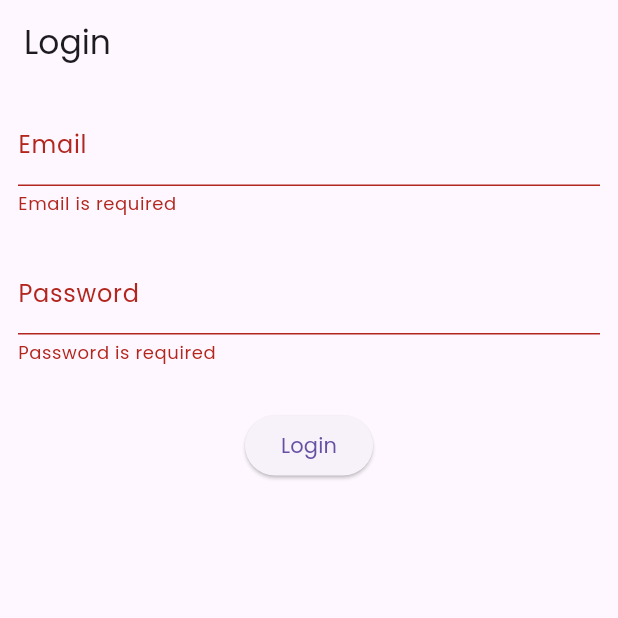
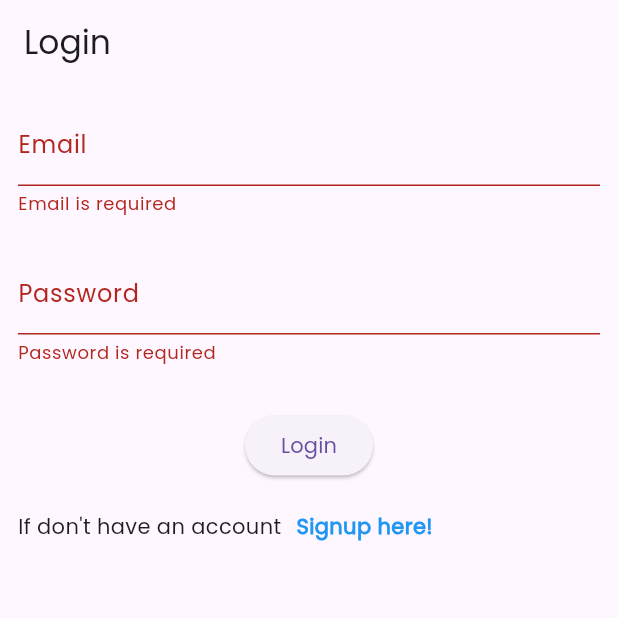
Before and after one commit to Yasitha-Bhanuka/GlobalChat-Flutter-App, a Flutter app: the screen it shows after launch, after a tap on "Login", on a phone screen of 412 x 824 dp, the top half of it. Run offline on Flutter 3.47's test engine with Material 3 defaults, Android fonts, the phone set to English and light mode, and no system bars; our stand-ins replace firebase_auth, firebase_core; accounts and stored records are empty.

Commit message:
Add the navigation in to signup page in the login page

```diff
--- a/lib/screens/login_screen.dart
+++ b/lib/screens/login_screen.dart
@@ -1,6 +1,7 @@
 import 'package:flutter/material.dart';
 import 'package:globalchat/controllers/login_controller.dart';
 import 'package:globalchat/controllers/signup_controller.dart';
+import 'package:globalchat/screens/signup_screen.dart';
 
 class LoginScreen extends StatefulWidget {
   const LoginScreen({super.key});
@@ -70,7 +71,23 @@ class _LoginScreenState extends State<LoginScreen> {
                           passwordController: passwordController.text);
                     }
                   },
-                  child: Text("Login"))
+                  child: Text("Login")),
+              SizedBox(height: 20),
+              Row(
+                children: [
+                  Text("If don't have an account"),
+                  SizedBox(width: 10),
+                  InkWell(
+                    onTap: () => Navigator.push(
+                        context,
+                        MaterialPageRoute(
+                            builder: (context) => SignupScreen())),
+                    child: Text("Signup here!",
+                        style: TextStyle(
+                            color: Colors.blue, fontWeight: FontWeight.bold)),
+                  ),
+                ],
+              ),
             ],
           ),
         ),
```
